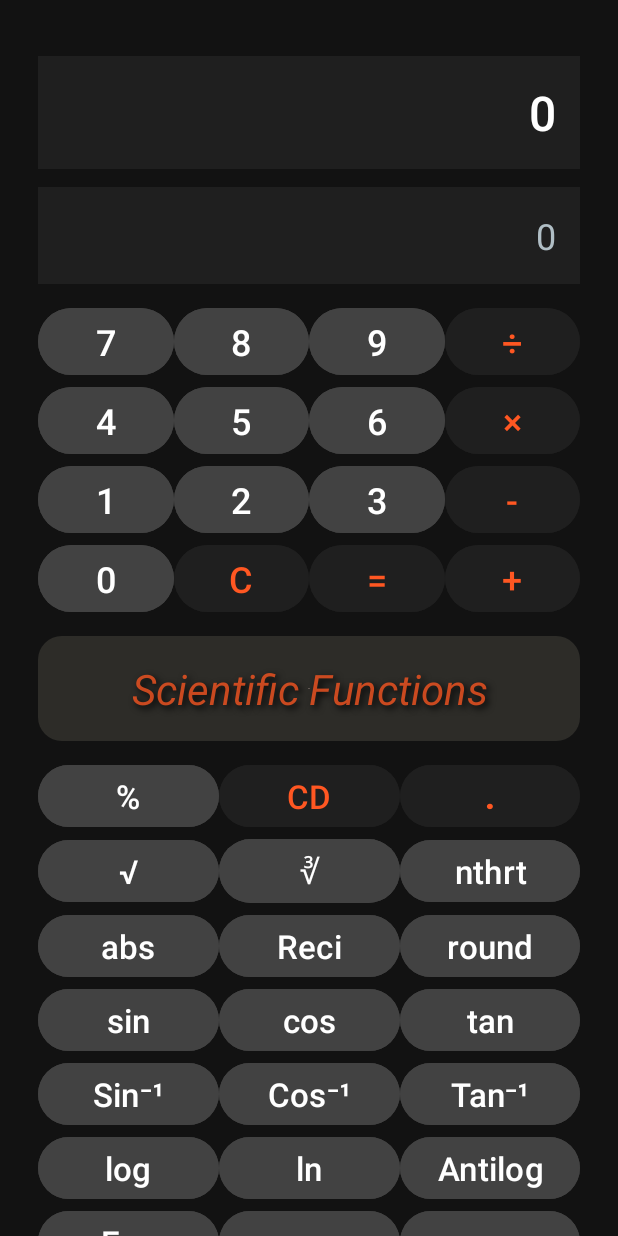
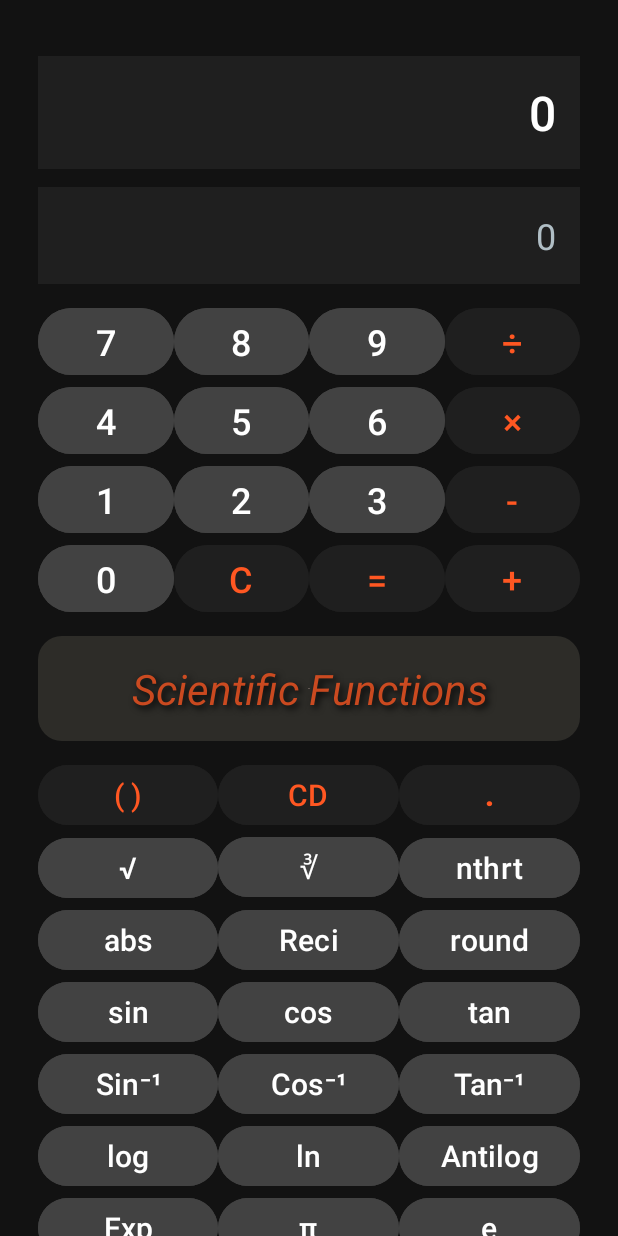
Before and after one commit to UzzmaSaiyed/Advance_Calculator, an Android app: the screen it shows after launch (MainActivity), on a phone screen of 412 x 824 dp. Run offline under Robolectric (Android 15) with nearby library versions, the phone set to English and light mode, and no system bars.

Commit message:
Project added

```diff
--- a/app/src/main/java/com/example/calculator/MainActivity.java
+++ b/app/src/main/java/com/example/calculator/MainActivity.java
@@ -38,6 +38,9 @@ public class MainActivity extends AppCompatActivity {
     private boolean forc = false;
     private String temp="";
 
+    private boolean isLeftParenthesis = true;
+
+
 
 
 
@@ -49,8 +52,8 @@ public class MainActivity extends AppCompatActivity {
     // Basic Arithmetic Operations
     private static final char ADDITION = '+';
     private static final char SUBTRACTION = '-';
-    private static final char MULTIPLICATION = '*';
-    private static final char DIVISION = '/';
+    private static final char MULTIPLICATION = '×';
+    private static final char DIVISION = '÷';
 
     // Advanced Arithmetic Operations
     private static final char MODULUS = '%';
@@ -288,7 +291,17 @@ public class MainActivity extends AppCompatActivity {
 
                 result = result.setScale(10, BigDecimal.ROUND_HALF_UP);
                 tvResult.setText(String.valueOf(df.format(result)));
-                expressionString.append(" = ").append(df.format(result));
+
+                if(isLeftParenthesis==true)
+                {
+                    expressionString.append(" = ").append(df.format(result));
+                    isLeftParenthesis=false;
+                }
+                else
+                {
+                    expressionString.append(") = ").append(df.format(result));
+                    isLeftParenthesis=true;
+                }
                 tvExpression.setText(expressionString.toString());
                 valueOne = result.doubleValue();
 
@@ -495,7 +508,17 @@ public class MainActivity extends AppCompatActivity {
 
                 result = result.setScale(10, BigDecimal.ROUND_HALF_UP);
                 tvResult.setText(String.valueOf(df.format(result)));
-                expressionString.append(" = ").append(df.format(result));
+                if(isLeftParenthesis==true)
+                {
+                    expressionString.append(" = ").append(df.format(result));
+                    isLeftParenthesis=false;
+                }
+                else
+                {
+                    expressionString.append(") = ").append(df.format(result));
+                    isLeftParenthesis=true;
+                }
+
 //                expressionString.append(" = ").append(result);
                 tvExpression.setText(expressionString.toString());
 
@@ -529,6 +552,7 @@ public class MainActivity extends AppCompatActivity {
                 decimalValuetemp2 = "";
                 decimalExpression2 = false;
                 btndot.setEnabled(true);
+                isLeftParenthesis = true;
 
                 if(result.scale()>0)
                 {
@@ -573,6 +597,7 @@ public class MainActivity extends AppCompatActivity {
         c1 = 0;
         c2 = 0;
         temp="";
+        isLeftParenthesis = true;
     }
 
     public void onClearDisplay(View view) {
@@ -713,4 +738,17 @@ public class MainActivity extends AppCompatActivity {
                 throw new ArithmeticException("Invalid logarithmic operation");
         }
     }
+
+    public void onParenthesisClick(View view) {
+        if (isLeftParenthesis) {
+            expressionString.append("(");
+            isLeftParenthesis = false;
+        } else {
+            expressionString.append(")");
+            isLeftParenthesis = true;
+        }
+
+        tvExpression.setText(expressionString.toString());
+    }
+
 }
--- a/app/src/main/res/layout/activity_main.xml
+++ b/app/src/main/res/layout/activity_main.xml
@@ -263,15 +263,17 @@
             app:layout_constraintTop_toBottomOf="@id/labelScientific">
 
             <!-- Row 5: Modulo, Power, Factorial, Sqrt -->
+
             <Button
-                android:id="@+id/buttonModulo"
+                android:id="@+id/buttonParenthesis"
                 android:layout_width="0dp"
                 android:layout_height="wrap_content"
                 android:layout_columnWeight="1"
-                android:backgroundTint="#424242"
-                android:text="%"
-                android:textColor="#FFFFFF"
-                android:textSize="22sp" />
+                android:backgroundTint="#1F1F1F"
+                android:onClick="onParenthesisClick"
+                android:text="( )"
+                android:textColor="#FF5722"
+                android:textSize="20sp" />
 
             <Button
                 android:id="@+id/buttonDel"
@@ -282,7 +284,7 @@
                 android:text="CD"
                 android:textColor="#FF5722"
                 android:backgroundTint="#1F1F1F"
-                android:textSize="22sp"/>
+                android:textSize="20sp"/>
 
             <Button
                 android:id="@+id/btn_decimal"
@@ -295,7 +297,7 @@
                 android:textStyle="bold"
                 android:textAlignment="center"
                 android:textColor="#FF5722"
-                android:textSize="22sp"/>
+                android:textSize="20sp"/>
 
             <Button
                 android:id="@+id/buttonSqrt"
@@ -305,7 +307,7 @@
                 android:text="√"
                 android:textColor="#FFFFFF"
                 android:backgroundTint="#424242"
-                android:textSize="22sp"/>
+                android:textSize="20sp"/>
 
 
             <!-- Row 6: Cbrt, Nth Root, Abs, Reciprocal -->
@@ -318,7 +320,7 @@
                 android:text="∛"
                 android:textColor="#FFFFFF"
                 android:backgroundTint="#424242"
-                android:textSize="22sp"/>
+                android:textSize="20sp"/>
 
             <Button
                 android:id="@+id/btnNthRoot"
@@ -329,7 +331,7 @@
                 android:onClick="onOperatorClick"
                 android:text="nthrt"
                 android:textColor="#FFFFFF"
-                android:textSize="22sp"/>
+                android:textSize="20sp"/>
 
             <Button
                 android:id="@+id/btnAbs"
@@ -340,7 +342,7 @@
                 android:onClick="onOperatorClick"
                 android:text="abs"
                 android:textColor="#FFFFFF"
-                android:textSize="22sp"/>
+                android:textSize="20sp"/>
 
             <Button
                 android:id="@+id/btnReciprocal"
@@ -351,7 +353,7 @@
                 android:text="Reci"
                 android:textColor="#FFFFFF"
                 android:backgroundTint="#424242"
-                android:textSize="22sp"/>
+                android:textSize="20sp"/>
 
             <!-- Row 7: Round, Trigonometric Functions -->
             <Button
@@ -363,7 +365,7 @@
                 android:text="round"
                 android:textColor="#FFFFFF"
                 android:backgroundTint="#424242"
-                android:textSize="22sp"/>
+                android:textSize="20sp"/>
 
             <Button
                 android:id="@+id/buttonSin"
@@ -374,7 +376,7 @@
                 android:text="sin"
                 android:textColor="#FFFFFF"
                 android:backgroundTint="#424242"
-                android:textSize="22sp"/>
+                android:textSize="20sp"/>
 
             <Button
                 android:id="@+id/buttonCos"
@@ -385,7 +387,7 @@
                 android:text="cos"
                 android:textColor="#FFFFFF"
                 android:backgroundTint="#424242"
-                android:textSize="22sp"/>
+                android:textSize="20sp"/>
 
             <Button
                 android:id="@+id/buttonTan"
@@ -396,7 +398,7 @@
                 android:text="tan"
                 android:textColor="#FFFFFF"
                 android:backgroundTint="#424242"
-                android:textSize="22sp"/>
+                android:textSize="20sp"/>
 
             <!-- Row 8: Inverse Trigonometric Functions -->
             <Button
@@ -408,7 +410,7 @@
                 android:text="Sin⁻¹"
                 android:textColor="#FFFFFF"
                 android:backgroundTint="#424242"
-                android:textSize="22sp"/>
+                android:textSize="20sp"/>
 
             <Button
                 android:id="@+id/buttonAcos"
@@ -419,7 +421,7 @@
                 android:text="Cos⁻¹"
                 android:textColor="#FFFFFF"
                 android:backgroundTint="#424242"
-                android:textSize="22sp"/>
+                android:textSize="20sp"/>
 
             <Button
                 android:id="@+id/buttonAtan"
@@ -430,7 +432,7 @@
                 android:text="Tan⁻¹"
                 android:textColor="#FFFFFF"
                 android:backgroundTint="#424242"
-                android:textSize="22sp"/>
+                android:textSize="20sp"/>
 
             <Button
                 android:id="@+id/buttonLog"
@@ -441,7 +443,7 @@
                 android:text="log"
                 android:textColor="#FFFFFF"
                 android:backgroundTint="#424242"
-                android:textSize="22sp"/>
+                android:textSize="20sp"/>
 
             <Button
                 android:id="@+id/buttonLn"
@@ -452,7 +454,7 @@
                 android:onClick="onOperatorClick"
                 android:text="ln"
                 android:textColor="#FFFFFF"
-                android:textSize="22sp"/>
+                android:textSize="20sp"/>
 
             <Button
                 android:id="@+id/buttonAntilog"
@@ -463,7 +465,7 @@
                 android:onClick="onOperatorClick"
                 android:text="Antilog"
                 android:textColor="#FFFFFF"
-                android:textSize="22sp"/>
+                android:textSize="20sp"/>
 
             <Button
                 android:id="@+id/buttonExp"
@@ -474,7 +476,7 @@
                 android:text="Exp"
                 android:textColor="#FFFFFF"
                 android:backgroundTint="#424242"
-                android:textSize="22sp"/>
+                android:textSize="20sp"/>
 
 
 
@@ -488,7 +490,7 @@
                 android:text="π"
                 android:textColor="#FFFFFF"
                 android:backgroundTint="#424242"
-                android:textSize="22sp"/>
+                android:textSize="20sp"/>
 
             <Button
                 android:id="@+id/buttonE"
@@ -499,7 +501,7 @@
                 android:text="e"
                 android:textColor="#FFFFFF"
                 android:backgroundTint="#424242"
-                android:textSize="22sp"/>
+                android:textSize="20sp"/>
 
             <Button
                 android:id="@+id/buttonPower"
@@ -509,7 +511,7 @@
                 android:text="^"
                 android:textColor="#FFFFFF"
                 android:backgroundTint="#424242"
-                android:textSize="22sp"/>
+                android:textSize="20sp"/>
 
 
             <Button
@@ -520,7 +522,19 @@
                 android:text="!Fact"
                 android:textColor="#FFFFFF"
                 android:backgroundTint="#424242"
-                android:textSize="22sp"/>
+                android:textSize="20sp"/>
+
+            <Button
+                android:id="@+id/buttonModulo"
+                android:layout_width="0dp"
+                android:layout_height="wrap_content"
+                android:layout_columnWeight="1"
+                android:backgroundTint="#424242"
+                android:text="%"
+                android:textColor="#FFFFFF"
+                android:textSize="20sp" />
+
+
 
         </GridLayout>
     </androidx.constraintlayout.widget.ConstraintLayout>
```
